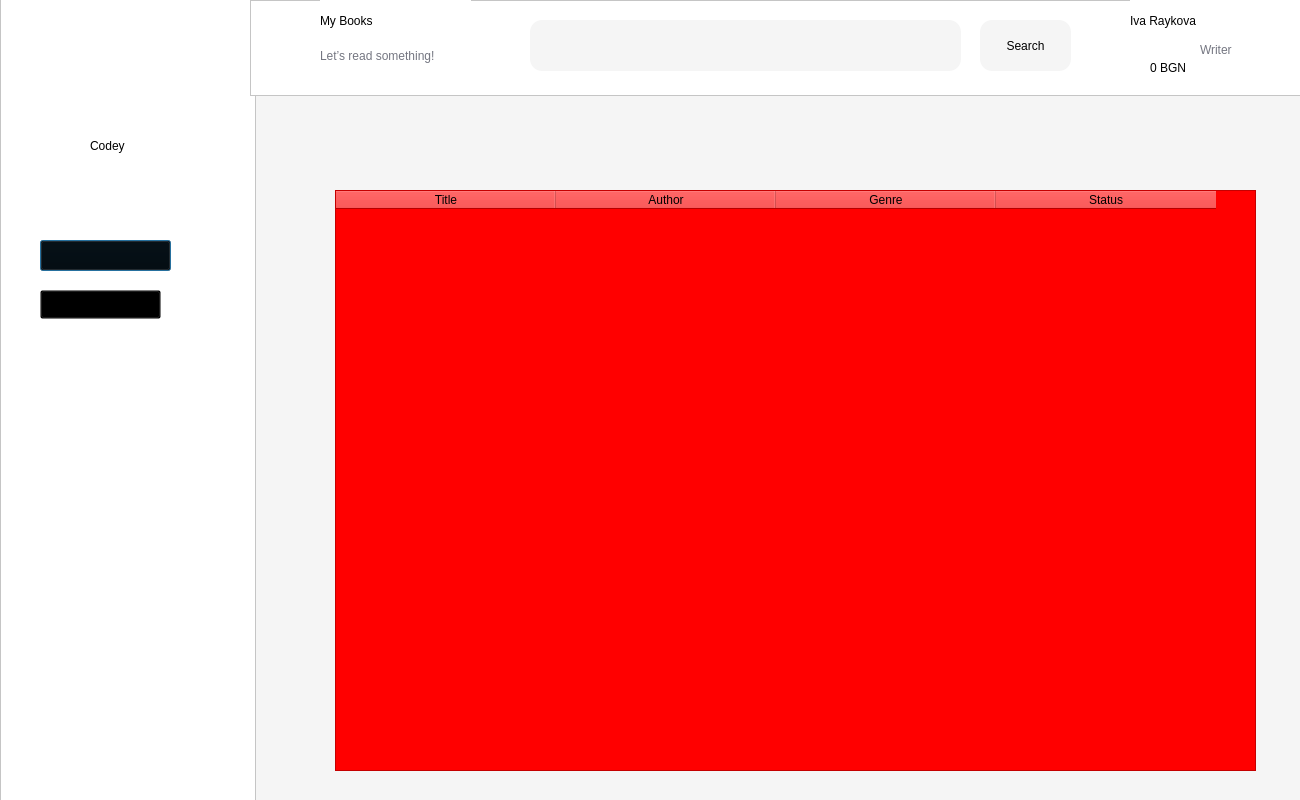
First picture: the form in codeyapp/presentationLayer/mybooks.ui, repository codingburgas/10grade-christmas-luck-codey, before the edit.
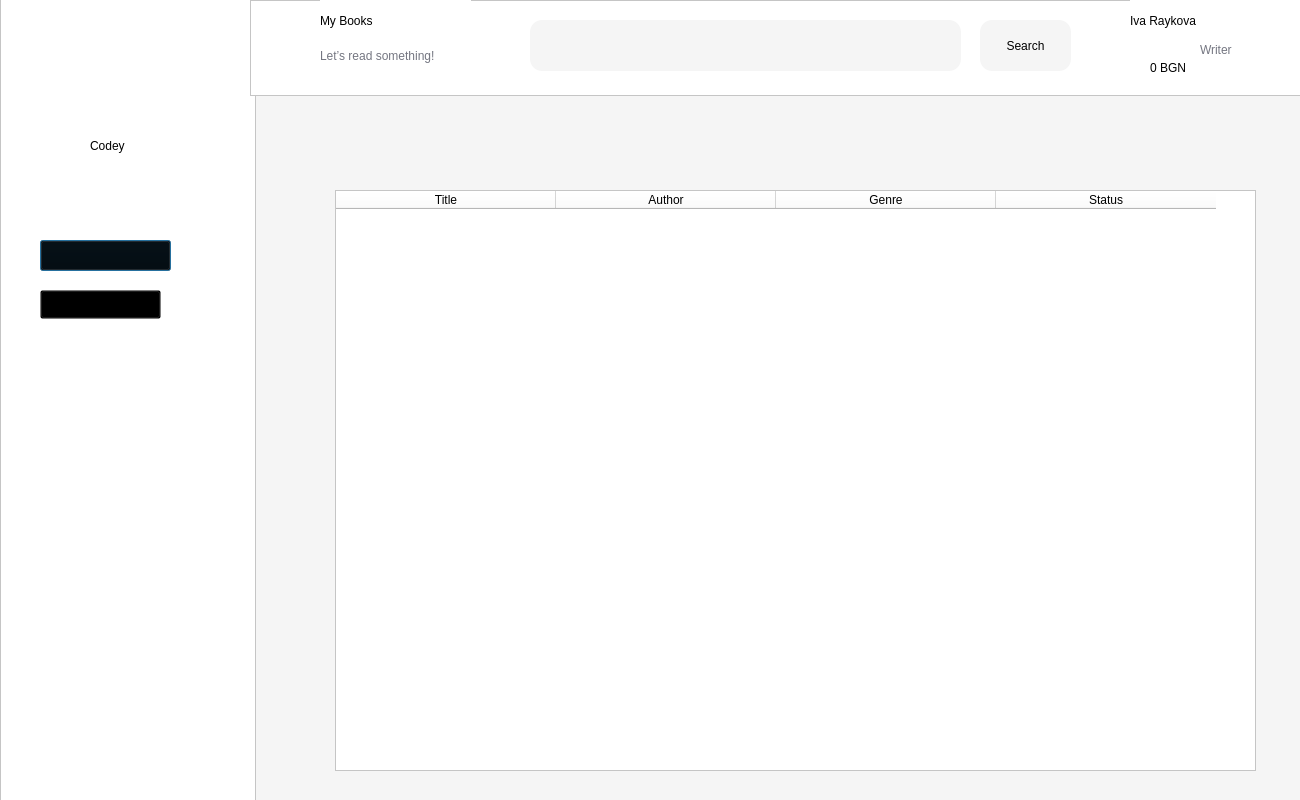
Second picture: the form after the edit. Icons and pictures are not drawn.

Commit message: Fix background colors

```diff
--- a/codeyapp/presentationLayer/mybooks.ui
+++ b/codeyapp/presentationLayer/mybooks.ui
@@ -334,7 +334,7 @@
     <string/>
    </property>
    <property name="styleSheet">
-    <string notr="true">background-color: #ff0000;</string>
+    <string notr="true">background-color: white;</string>
    </property>
    <property name="editTriggers">
     <set>QAbstractItemView::EditTrigger::NoEditTriggers</set>
```
The commit also changes 10 other files.
